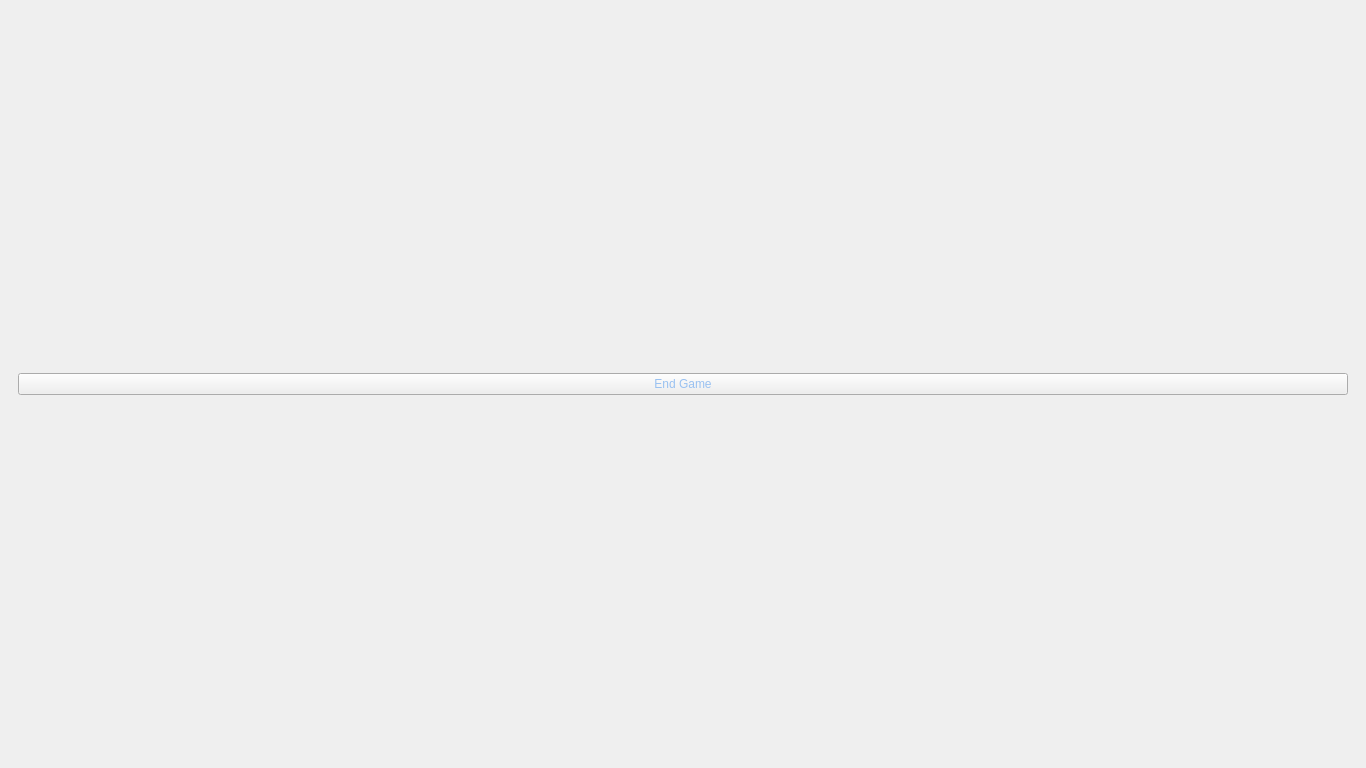
Above: mainwindow.ui from Antti86/Chess before the change. Below: the same form after it.
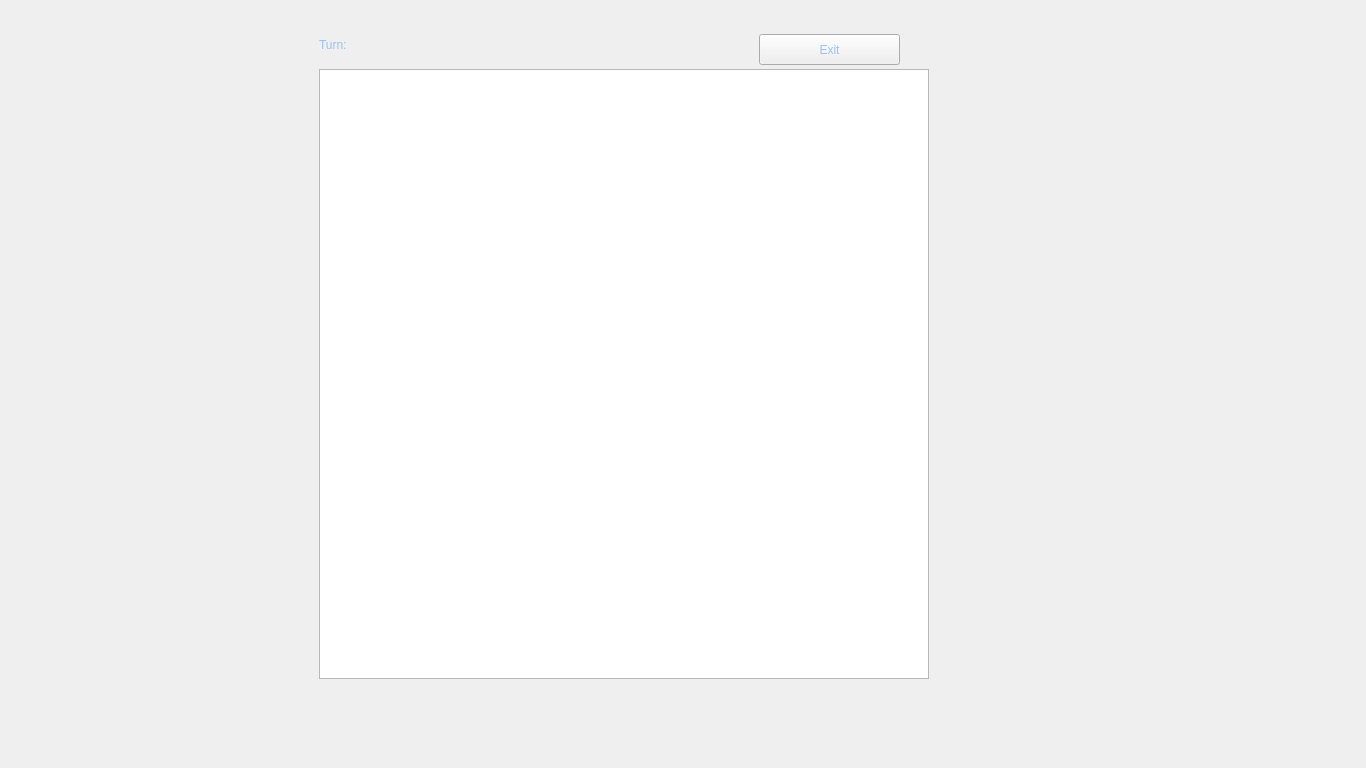
That is the form after the change. The open tabs and pages were chosen to show the change. Custom widgets are drawn as their Qt base class.

What changed in the file:
```diff
--- a/mainwindow.ui
+++ b/mainwindow.ui
@@ -87,21 +87,10 @@
        </layout>
       </widget>
       <widget class="QWidget" name="PlayScreen">
-       <layout class="QVBoxLayout" name="verticalLayout_3">
-        <item>
-         <widget class="QPushButton" name="ExitGame">
-          <property name="text">
-           <string>End Game</string>
-          </property>
-         </widget>
-        </item>
-       </layout>
-      </widget>
-      <widget class="QWidget" name="Testi">
        <property name="mouseTracking">
         <bool>true</bool>
        </property>
-       <widget class="ChessBoard" name="Board2">
+       <widget class="ChessBoard" name="Board">
         <property name="geometry">
          <rect>
           <x>310</x>
@@ -114,7 +103,7 @@
          <bool>true</bool>
         </property>
        </widget>
-       <widget class="QPushButton" name="ExitGame2">
+       <widget class="QPushButton" name="ExitGame">
         <property name="geometry">
          <rect>
           <x>750</x>
```
Left out of the diff: 2 changed lines with no effect on the pictures.
